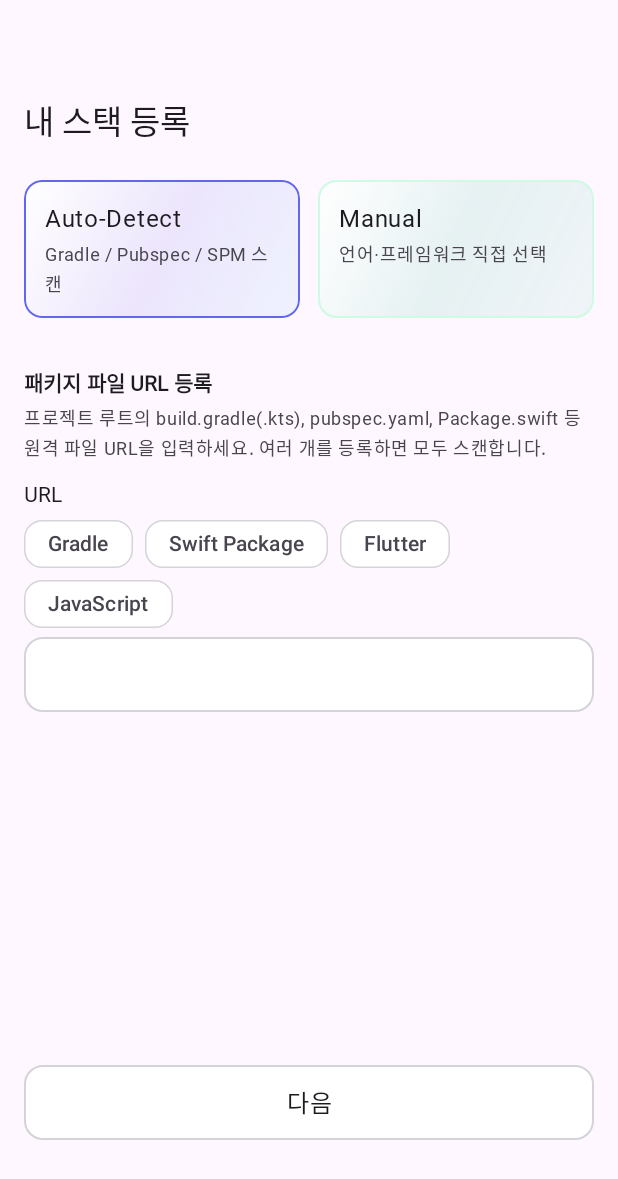
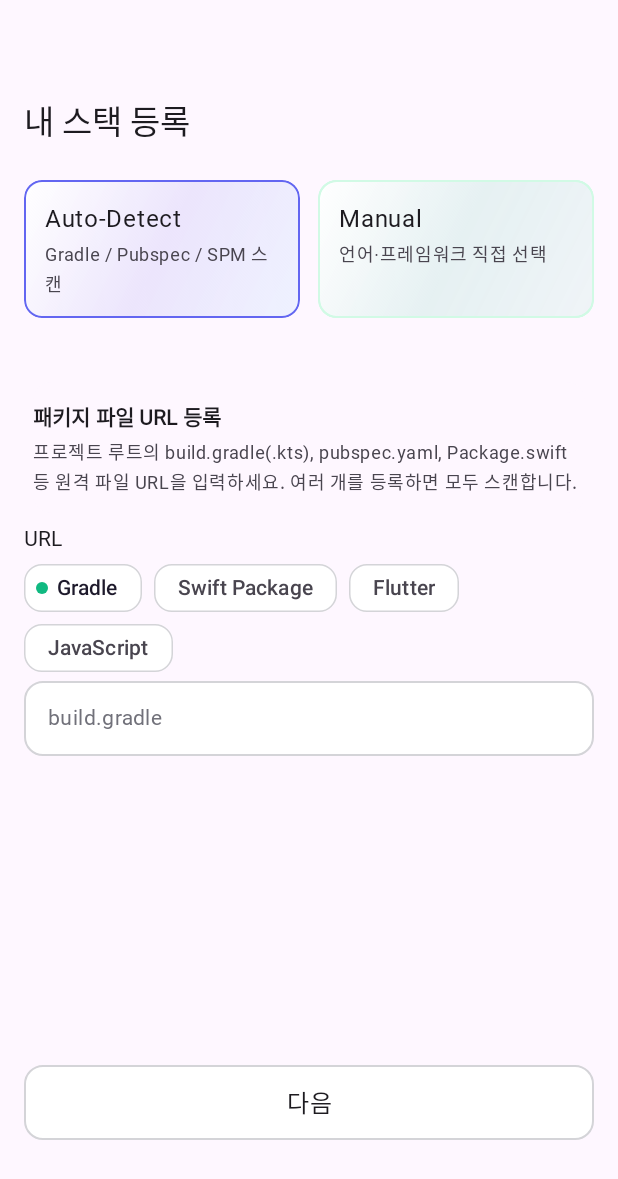
Before and after one commit to younghwan/Infinithon2025, an Android app: the screen it shows after launch (StackActivity), on a phone screen of 412 x 824 dp. Shown: the top 1179 px of the screen. Run offline under Robolectric (Android 15) with nearby library versions, the phone set to English and light mode, and no system bars; our stand-ins replace data binding.

Commit message:
stack view 작업 중

```diff
--- a/app/src/main/AndroidManifest.xml
+++ b/app/src/main/AndroidManifest.xml
@@ -26,6 +26,7 @@
         <activity
             android:name=".StackActivity"
             android:exported="false"
+            android:windowSoftInputMode="adjustPan"
             android:theme="@style/Theme.Releaspoon" />
         <activity
             android:name=".MainActivity"
--- a/app/src/main/java/com/dang1000/releaspoon/SplashActivity.kt
+++ b/app/src/main/java/com/dang1000/releaspoon/SplashActivity.kt
@@ -21,6 +21,6 @@ class SplashActivity : BaseActivity<ActivitySplashBinding>() {
             else Intent(this, MainActivity::class.java)
             startActivity(intent)
             finish()
-        }, 3000)
+        }, 500)
     }
 }
--- a/app/src/main/java/com/dang1000/releaspoon/StackActivity.kt
+++ b/app/src/main/java/com/dang1000/releaspoon/StackActivity.kt
@@ -17,11 +17,26 @@ class StackActivity : BaseActivity<ActivityStackBinding>() {
     private val mint300 by lazy { ContextCompat.getColor(this, R.color.emerald_500) }
     private val mint100 by lazy { ContextCompat.getColor(this, R.color.emerald_100) }
 
+    private val viewAuto by lazy { viewDataBinding.viewAuto }
+    private val defaultChipId by lazy { viewDataBinding.viewAuto.chipGradle.id }
     enum class FileKind { BUILD_GRADLE, PACKAGE_SWIFT, PUBSPEC_YAML, PACKAGE_JSON }
 
     override fun onCreate(savedInstanceState: Bundle?) {
         super.onCreate(savedInstanceState)
         onClick()
+
+        // initial view
+        viewAuto.chipGroupKind.setOnCheckedStateChangeListener { group, checkedIds ->
+            val id = checkedIds.firstOrNull() ?: defaultChipId
+            group.children.forEach { view ->
+                val chip = view as com.google.android.material.chip.Chip
+                chip.isChipIconVisible = (chip.id == id)
+            }
+            viewAuto.etUrl.text = null
+            viewAuto.etUrl.hint = hintFor(kindFromChipId(id))
+        }
+        viewAuto.chipGroupKind.check( defaultChipId)
+        viewAuto.etUrl.hint = hintFor(kindFromChipId(defaultChipId))
     }
 
     private fun onClick() {
@@ -32,15 +47,6 @@ class StackActivity : BaseActivity<ActivityStackBinding>() {
 
             listOf(viewDataBinding.cvAuto, viewDataBinding.cvManual).forEach { c ->
                 c.setOnClickListener { buttonSelect(c.id == cvAuto.id) }
-            }
-
-            viewAuto.chipGroupKind.setOnCheckedStateChangeListener { group, checkedIds ->
-                val id = checkedIds.firstOrNull() ?: viewAuto.chipGradle.id
-                group.children.forEach { view ->
-                    val chip = view as com.google.android.material.chip.Chip
-                    chip.isChipIconVisible = (chip.id == id)
-                }
-                viewAuto.etUrl.hint = hintFor(kindFromChipId(id))
             }
         }
 
@@ -59,10 +65,10 @@ class StackActivity : BaseActivity<ActivityStackBinding>() {
     }
 
     private fun kindFromChipId(id: Int): FileKind = when (id) {
-        viewDataBinding.viewAuto.chipGradle.id -> FileKind.BUILD_GRADLE
-        viewDataBinding.viewAuto.chipSwift.id -> FileKind.PACKAGE_SWIFT
-        viewDataBinding.viewAuto.chipPubspec.id -> FileKind.PUBSPEC_YAML
-        viewDataBinding.viewAuto.chipPackageJson.id -> FileKind.PACKAGE_JSON
+        viewAuto.chipGradle.id -> FileKind.BUILD_GRADLE
+        viewAuto.chipSwift.id -> FileKind.PACKAGE_SWIFT
+        viewAuto.chipPubspec.id -> FileKind.PUBSPEC_YAML
+        viewAuto.chipPackageJson.id -> FileKind.PACKAGE_JSON
         else -> FileKind.BUILD_GRADLE
     }
 
--- a/app/src/main/java/com/dang1000/releaspoon/base/BaseActivity.kt
+++ b/app/src/main/java/com/dang1000/releaspoon/base/BaseActivity.kt
@@ -38,7 +38,6 @@ abstract class BaseActivity<VB : ViewDataBinding> : AppCompatActivity() {
             viewDataBinding.root.paddingRight,
             navigationHeight() + viewDataBinding.root.paddingBottom
         )
-
     }
 
     fun statusBarHeight(): Int {
--- a/app/src/main/res/layout/view_stack_auto.xml
+++ b/app/src/main/res/layout/view_stack_auto.xml
@@ -3,8 +3,19 @@
     xmlns:app="http://schemas.android.com/apk/res-auto"
     android:layout_width="match_parent"
     android:layout_height="wrap_content"
+    xmlns:tools="http://schemas.android.com/tools"
     android:orientation="vertical"
     android:paddingTop="20dp">
+
+    <com.google.android.material.card.MaterialCardView
+        android:id="@+id/cardInfo"
+        android:layout_width="match_parent"
+        android:layout_height="wrap_content"
+        android:layout_marginTop="16dp"
+        app:cardCornerRadius="@dimen/radius_16"
+        app:strokeColor="@android:color/transparent"
+        android:background="@drawable/bg_item_spoon"
+        app:cardUseCompatPadding="true">
 
     <LinearLayout
         android:layout_width="match_parent"
@@ -30,7 +41,7 @@
             android:textAppearance="?attr/textAppearanceBodySmall"
             android:textColor="?attr/colorOnSurfaceVariant" />
     </LinearLayout>
-
+    </com.google.android.material.card.MaterialCardView>
     <TextView
         android:layout_width="match_parent"
         android:layout_height="wrap_content"
@@ -59,6 +70,7 @@
             app:chipBackgroundColor="@color/white"
             app:chipCornerRadius="@dimen/radius_16"
             app:chipIconSize="8dp"
+            app:rippleColor="@android:color/transparent"
             app:ensureMinTouchTargetSize="false"
             app:checkedIcon="@drawable/dot_mint"
             app:chipIconVisible="false"
@@ -73,6 +85,7 @@
             android:layout_width="wrap_content"
             android:layout_height="wrap_content"
             android:checkable="true"
+            app:rippleColor="@android:color/transparent"
             android:fontFamily="@font/spoqa_han_sans_neo_medium"
             app:chipBackgroundColor="@color/white"
             app:chipCornerRadius="@dimen/radius_16"
@@ -96,6 +109,7 @@
             app:chipBackgroundColor="@color/white"
             app:chipCornerRadius="@dimen/radius_16"
             app:chipIconSize="8dp"
+            app:rippleColor="@android:color/transparent"
             app:checkedIcon="@drawable/dot_mint"
             app:chipIconVisible="false"
             app:checkedIconVisible="true"
@@ -113,6 +127,7 @@
             app:chipBackgroundColor="@color/white"
             app:chipCornerRadius="@dimen/radius_16"
             app:chipIconSize="8dp"
+            app:rippleColor="@android:color/transparent"
             app:ensureMinTouchTargetSize="false"
             app:checkedIcon="@drawable/dot_mint"
             app:chipIconVisible="false"
@@ -125,23 +140,28 @@
     <com.google.android.material.textfield.TextInputLayout
         android:id="@+id/tilUrl"
         android:layout_width="match_parent"
-        android:layout_height="50dp"
+        android:layout_height="wrap_content"
         android:background="@drawable/bg_button_pass"
+        app:boxBackgroundMode="none"
         android:gravity="center_vertical"
         app:endIconMode="clear_text"
-        app:hintEnabled="true"
-        app:hintTextColor="@color/zinc_500"
+        app:hintEnabled="false"
         app:layout_constraintTop_toTopOf="parent">
 
         <com.google.android.material.textfield.TextInputEditText
             android:id="@+id/etUrl"
             android:layout_width="match_parent"
             android:layout_height="match_parent"
+            android:minHeight="50dp"
+            android:includeFontPadding="false"
             android:background="@android:color/transparent"
             android:fontFamily="@font/spoqa_han_sans_neo_regular"
             android:gravity="center_vertical"
             android:inputType="textUri"
             android:maxLines="1"
+            android:hint="build.gradle"
+            android:textColorHint="@color/zinc_500"
+            android:padding="0dp"
             android:singleLine="true"
             android:textAppearance="@style/TextAppearance.Material3.BodyMedium" />
     </com.google.android.material.textfield.TextInputLayout>
```
Also changed, not shown: app/src/main/res/layout/view_stack_manual.xml (+4 -4 lines).
